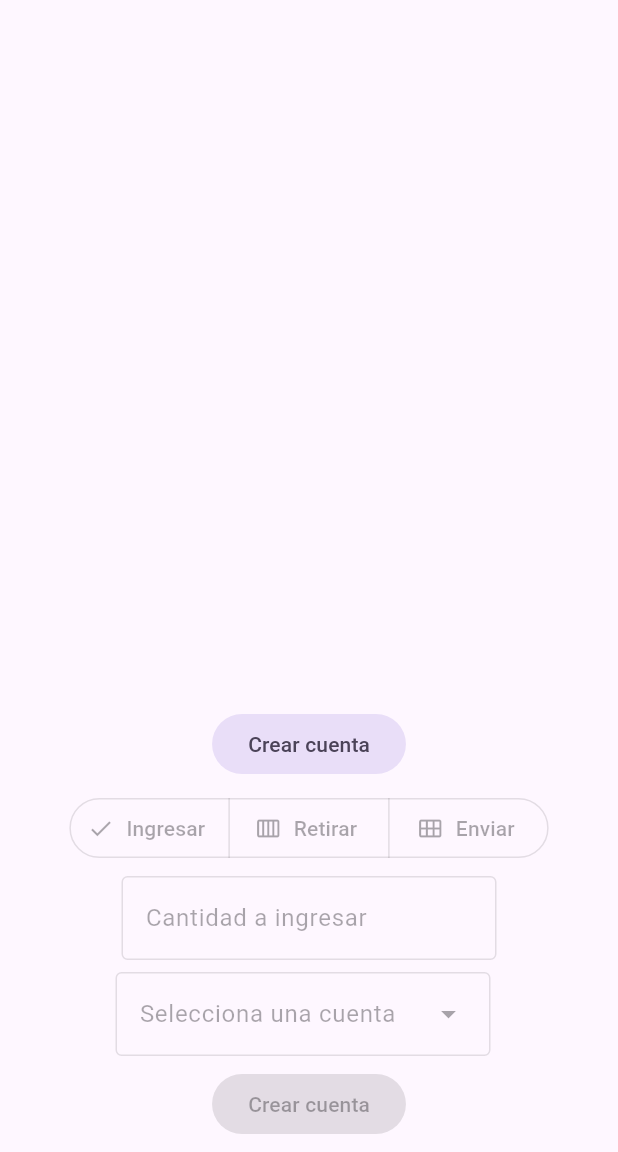
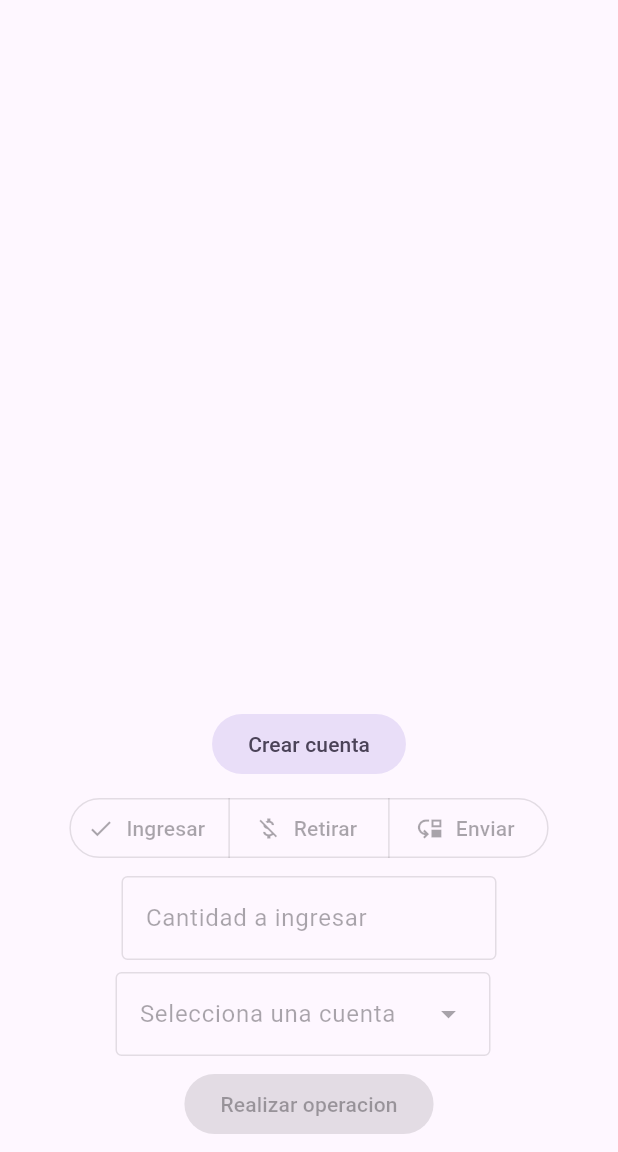
Before and after one commit to AlexMr08/practica3_ds, a Flutter app: the screen it shows after launch, on a phone screen of 412 x 824 dp, the part 84-1236 px from its top. Run offline on Flutter 3.47's test engine with Material 3 defaults, Android fonts, the phone set to English and light mode, and no system bars.

Commit message:
Añadidas las llamadas a cada transaction y cambio en los iconos

```diff
--- a/lib/view/SingleChoice.dart
+++ b/lib/view/SingleChoice.dart
@@ -36,19 +36,19 @@
         ButtonSegment<Transactions>(
           value: Transactions.ingresar,
           label: const Text('Ingresar'),
-          icon: const Icon(Icons.calendar_view_day),
+          icon: const Icon(Icons.savings),
           enabled: widget.cuentasDisponibles,
         ),
         ButtonSegment<Transactions>(
           value: Transactions.retirar,
           label: Text('Retirar'),
-          icon: Icon(Icons.calendar_view_week),
+          icon: Icon(Icons.money_off),
           enabled: widget.cuentasDisponibles,
         ),
         ButtonSegment<Transactions>(
           value: Transactions.enviar,
           label: const Text('Enviar'),
-          icon: const Icon(Icons.calendar_view_month),
+          icon: const Icon(Icons.move_down),
           enabled: widget.dosCuentasMin,
         ),
       ],
```
Also changed, not shown: lib/main.dart (+7 -16 lines).
